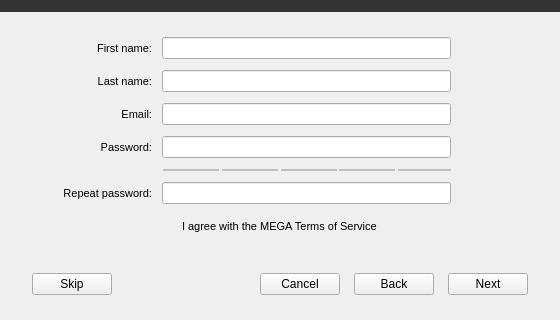
Above: src/MEGASync/gui/win/SetupWizard.ui from meganz/MEGAsync before the change; both pictures show x 0 to 560 and y 140 to 460 of the 560 by 460 pixel window. Below: the same form after it.
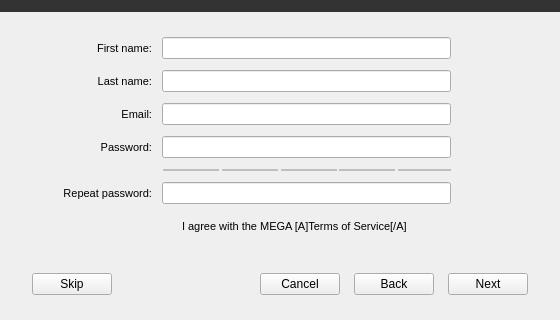
That is the form after the change. The open tabs and pages were chosen to show the change. Icons and pictures are not drawn. Custom widgets are drawn as their Qt base class.

```diff
--- a/src/MEGASync/gui/win/SetupWizard.ui
+++ b/src/MEGASync/gui/win/SetupWizard.ui
@@ -848,7 +848,7 @@
                 <enum>Qt::NoFocus</enum>
                </property>
                <property name="text">
-                <string>I agree with the MEGA &lt;A&gt;Terms of Service&lt;/A&gt;</string>
+                <string>I agree with the MEGA [A]Terms of Service[/A]</string>
                </property>
                <property name="textFormat">
                 <enum>Qt::RichText</enum>
```
